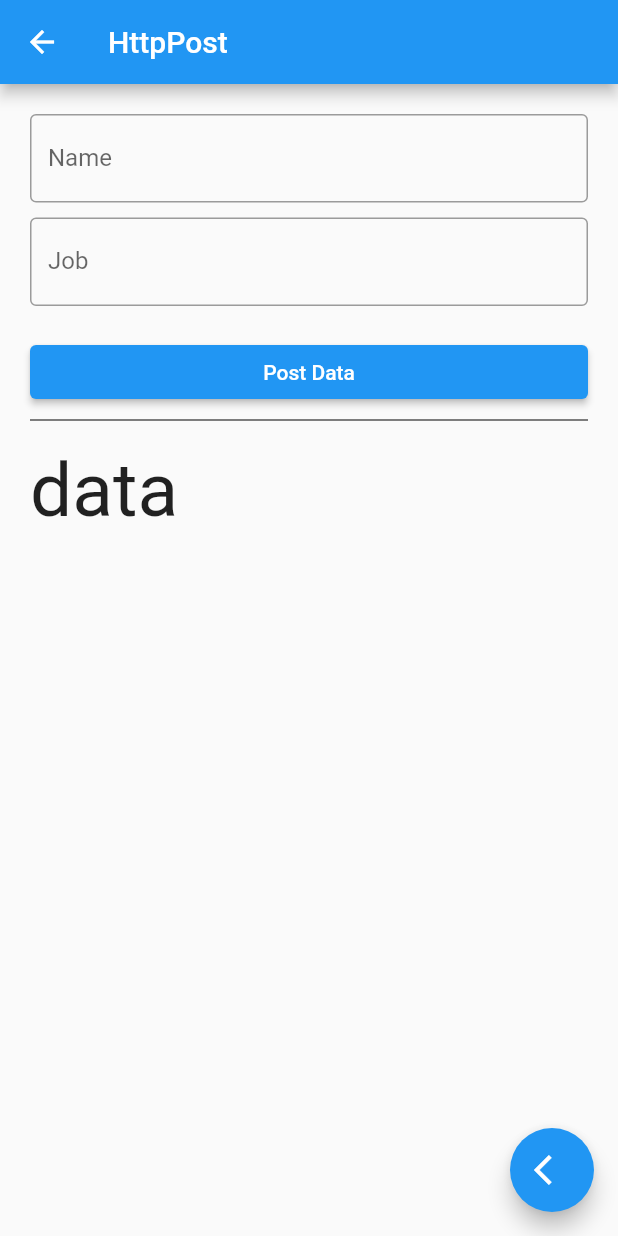
After one commit to minhthoai190892/flutter_2_15_tutorial, a Flutter app: the HttpPost screen opened by its route, after a tap on "Post Data", on a phone screen of 412 x 824 dp. The commit adds this screen. Run offline on Flutter 3.47's test engine with Material 2 defaults, Android fonts, the phone set to English and light mode, and no system bars; network calls fail.

Commit message:
httpPost

```diff
--- a/lib/main.dart
+++ b/lib/main.dart
@@ -7,6 +7,7 @@ import 'package:flutter_2_15/pages/example_basic.dart';
 import 'package:flutter_2_15/pages/extract_widget.dart';
 import 'package:flutter_2_15/pages/home_pages.dart';
 import 'package:flutter_2_15/pages/http_get.dart';
+import 'package:flutter_2_15/pages/http_post.dart';
 import 'package:flutter_2_15/pages/mapping_collections.dart';
 import 'package:flutter_2_15/pages/navigation.dart';
 import 'package:flutter_2_15/pages/snackBar.dart';
@@ -47,6 +48,7 @@ class MyApp extends StatelessWidget {
         BottomSheett.nameRoute:(context)=>const BottomSheett(),
         Navigationn.nameRoute:(context)=> const Navigationn(),
         HttpGett.nameRoute:(context)=>const HttpGett(),
+        HttpPost.nameRoute:(context)=>const HttpPost(),
       },
     );
   }
--- a/lib/pages/home_pages.dart
+++ b/lib/pages/home_pages.dart
@@ -159,9 +159,11 @@ class HomePage extends StatelessWidget {
                 title: const Text("HttpGett"),
               ),
               ListTile(
-                onTap: () {},
+                onTap: () {
+                  Navigator.pushReplacementNamed(context, '/HttpPost');
+                },
                 leading: const Icon(Icons.home),
-                title: const Text("Home"),
+                title: const Text("HttpPost"),
               ),
               ListTile(
                 onTap: () {},
--- a/lib/pages/http_get.dart
+++ b/lib/pages/http_get.dart
@@ -28,6 +28,7 @@ class _HttpGettState extends State<HttpGett> {
     lastName = "";
     email = "";
     name = "";
+    // ignore: todo
     // TODO: implement initState
     super.initState();
   }
@@ -48,11 +49,11 @@ class _HttpGettState extends State<HttpGett> {
                 fontSize: 20,
               ),
             ),
-            SizedBox(
+            const SizedBox(
               height: 50,
             ),
-            Text("Information"),
-            SizedBox(
+            const Text("Information"),
+            const SizedBox(
               height: 20,
             ),
             Text(
@@ -106,16 +107,22 @@ class _HttpGettState extends State<HttpGett> {
                         "${data["data"]["first_name"].toString()} ${data["data"]["last_name"].toString()}";
                   });
 
+                  // ignore: avoid_print
                   print(getdata.statusCode);
+                  // ignore: avoid_print
                   print("---------------");
                   // print(getdata.headers);
+                  // ignore: avoid_print
                   print("---------------");
+                  // ignore: avoid_print
                   print(getdata.body);
+                  // ignore: avoid_print
                   print("---------------");
                 } else {
                   setState(() {
                     body = "Error: ${getdata.statusCode}";
                   });
+                  // ignore: avoid_print
                   print("Error: ${getdata.statusCode}");
                 }
               },
--- /dev/null
+++ b/lib/pages/http_post.dart
@@ -0,0 +1,93 @@
+import 'dart:convert';
+
+import 'package:flutter/material.dart';
+import 'package:flutter_2_15/widgets/floating_action_button.dart';
+import 'package:http/http.dart' as http;
+
+class HttpPost extends StatefulWidget {
+  const HttpPost({Key? key}) : super(key: key);
+  static const nameRoute = "/HttpPost";
+
+  @override
+  State<HttpPost> createState() => _HttpPostState();
+}
+
+class _HttpPostState extends State<HttpPost> {
+  TextEditingController nameC = TextEditingController();
+  TextEditingController jobC = TextEditingController();
+  String result = "data";
+  @override
+  Widget build(BuildContext context) {
+    return Scaffold(
+      appBar: AppBar(
+        title: const Text("HttpPost"),
+      ),
+      body: ListView(
+        padding: const EdgeInsets.all(20),
+        children: [
+          TextField(
+            controller: nameC,
+            // autofocus: true,
+            keyboardType: TextInputType.text,
+            decoration: const InputDecoration(
+              border: OutlineInputBorder(),
+              labelText: "Name",
+            ),
+          ),
+          const SizedBox(
+            height: 10,
+          ),
+          TextField(
+            controller: jobC,
+            keyboardType: TextInputType.text,
+            // obscureText: true,
+            decoration: const InputDecoration(
+              border: OutlineInputBorder(),
+              labelText: "Job",
+            ),
+          ),
+          const SizedBox(
+            height: 10,
+          ),
+          // const TextField(
+          //   autofocus: true,
+          //   keyboardType: TextInputType.text,
+          //   decoration: InputDecoration(
+          //     border: OutlineInputBorder(),
+          //     labelText: "Phone",
+          //   ),
+          // ),
+          const SizedBox(
+            height: 10,
+          ),
+          ElevatedButton(
+            onPressed: () async {
+              var myresponse = await http.post(
+                Uri.parse("https://reqres.in/api/users"),
+                body: {
+                  "name": nameC.text,
+                  "job": jobC.text,
+                },
+              );
+              Map<String, dynamic> data =
+                  json.decode(myresponse.body) as Map<String, dynamic>;
+              setState(() {
+                result = "${data['name']} - ${data['job']}";
+              });
+              // ignore: avoid_print
+              print(myresponse.body);
+            },
+            child: const Text("Post Data"),
+          ),
+          const Divider(
+            color: Colors.black,
+          ),
+          const SizedBox(height: 10),
+          // ignore: prefer_const_constructors
+          Text(result,style: TextStyle(fontSize: 50),),
+        ],
+      ),
+      floatingActionButton: const floatingActionButton(),
+    );
+  }
+}
--- a/pubspec.yaml
+++ b/pubspec.yaml
@@ -28,7 +28,7 @@ environment:
 # versions available, run `flutter pub outdated`.
 dependencies:
   cupertino_icons: ^1.0.2
-  dropdown: ^1.0.2
+
   flutter:
     sdk: flutter
   http: ^0.13.4
```
Also changed, not shown: pubspec.lock.
